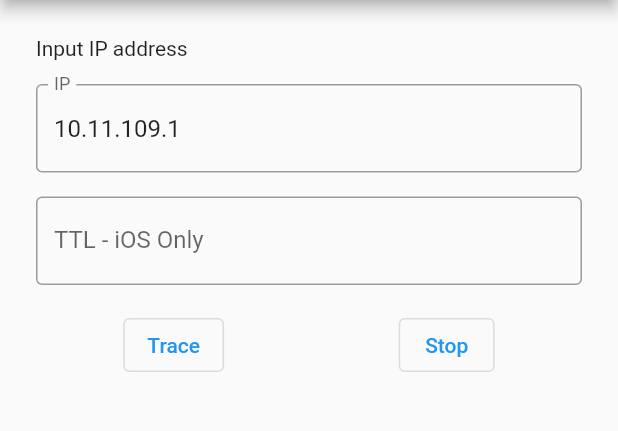
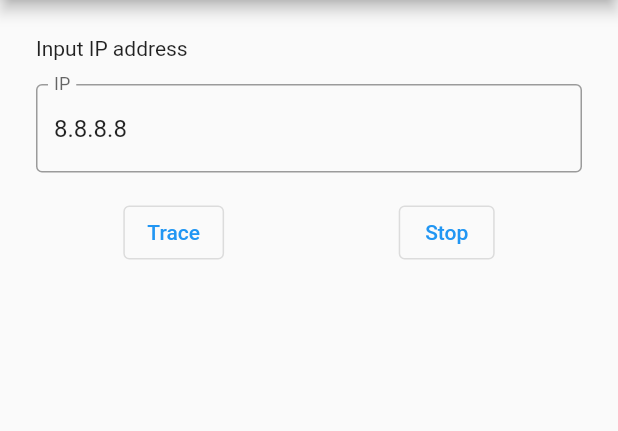
Before and after one commit to youssef-fk/flutter_traceroute, a Flutter app: the screen it shows after launch, on a phone screen of 412 x 824 dp, the part 84-515 px from its top. Run offline on Flutter 3.47's test engine with Material 2 defaults, Android fonts, the phone set to English and light mode, and no system bars; our stand-ins replace equatable, plugin_platform_interface; missing offline and left inert: queue.

Commit message:
initial commit

```diff
--- a/example/lib/src/ui/trace_screen.dart
+++ b/example/lib/src/ui/trace_screen.dart
@@ -1,8 +1,12 @@
+import 'dart:io';
+
 import 'package:flutter/material.dart';
 import 'package:flutter_traceroute/flutter_traceroute.dart';
 import 'package:flutter_traceroute/flutter_traceroute_platform_interface.dart';
 
 class TraceScreen extends StatefulWidget {
+  static const defaultDNS = '8.8.8.8';
+
   const TraceScreen({super.key});
 
   @override
@@ -21,7 +25,7 @@ class _TraceScreenState extends State<TraceScreen> {
     super.initState();
 
     traceroute = FlutterTraceroute();
-    hostController = TextEditingController()..text = '10.11.109.1';
+    hostController = TextEditingController()..text = TraceScreen.defaultDNS;
     ttlController = TextEditingController();
   }
 
@@ -69,7 +73,8 @@ class _TraceScreenState extends State<TraceScreen> {
               ),
               controller: hostController,
             ),
-            const SizedBox(height: 16),
+            if (Platform.isIOS) const SizedBox(height: 16),
+            if (Platform.isIOS)
               TextField(
                 decoration: const InputDecoration(
                   border: OutlineInputBorder(),
--- a/pubspec.yaml
+++ b/pubspec.yaml
@@ -1,5 +1,5 @@
 name: flutter_traceroute
-description: A new Flutter plugin project.
+description: A minimalist Flutter plugin for performing TRACEROUTE
 version: 0.0.1
 homepage:
 
```
Also changed, not shown: lib/src/models/traceroute_step.dart (+5 -4 lines). Lines whose indentation alone changed are shown as unchanged.
